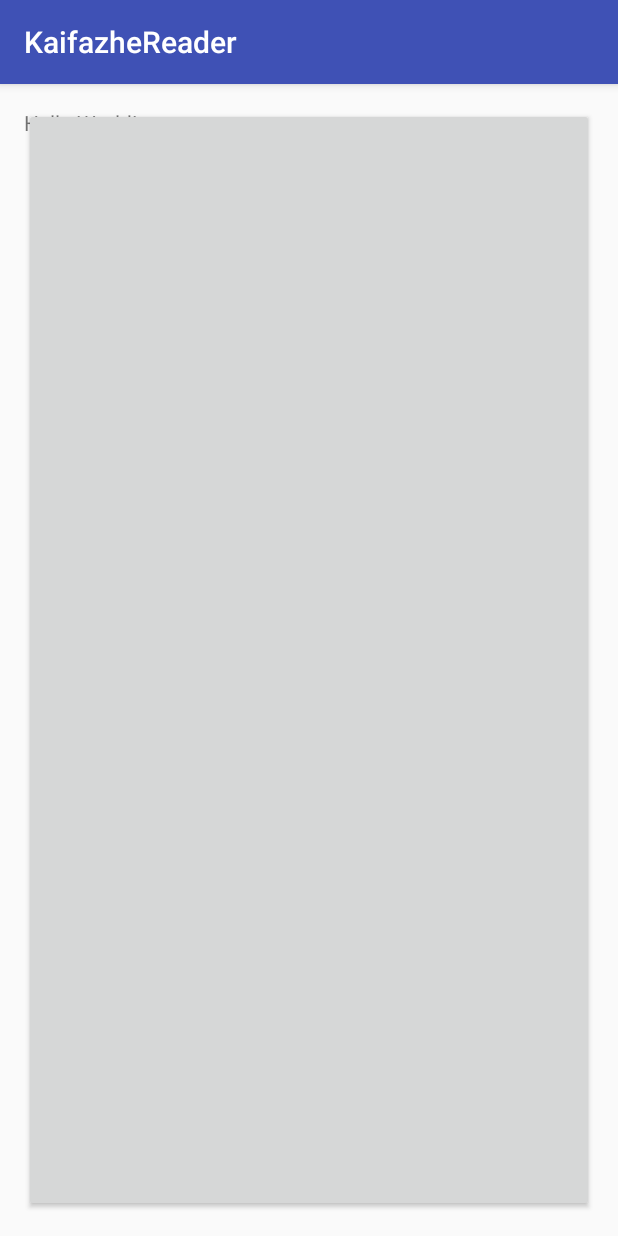
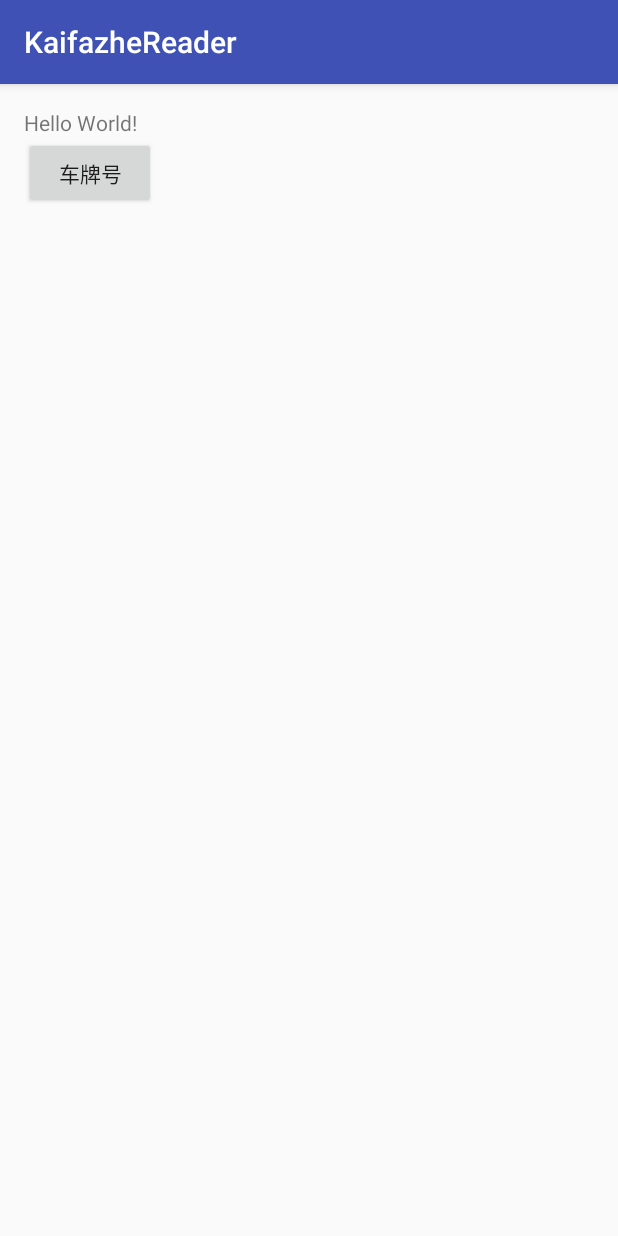
Before and after one commit to ZZeroGeek/KaifazheReader, an Android app: the screen it shows after launch (MainActivity), on a phone screen of 412 x 824 dp. Run offline under Robolectric (Android 15) with nearby library versions, the phone set to English and light mode, and no system bars.

Commit message:
Rejected commit: Default

```diff
--- a/app/src/main/java/org/zreo/kaifazhereader/MainActivity.java
+++ b/app/src/main/java/org/zreo/kaifazhereader/MainActivity.java
@@ -2,6 +2,7 @@ package org.zreo.kaifazhereader;
 
 import android.support.v7.app.AppCompatActivity;
 import android.os.Bundle;
+import android.view.View;
 
 public class MainActivity extends AppCompatActivity {
 
@@ -10,4 +11,7 @@ public class MainActivity extends AppCompatActivity {
         super.onCreate(savedInstanceState);
         setContentView(R.layout.activity_main);
     }
+    public void click(View v){
+
+    }
 }
--- a/app/src/main/res/layout/activity_main.xml
+++ b/app/src/main/res/layout/activity_main.xml
@@ -12,8 +12,15 @@
     <TextView
         android:layout_width="wrap_content"
         android:layout_height="wrap_content"
-        android:text="Hello World!" />
+        android:text="Hello World!"
+        android:id="@+id/textView" />
+
     <Button
-        android:layout_width="match_parent"
-        android:layout_height="match_parent" />
+        android:layout_width="wrap_content"
+        android:layout_height="wrap_content"
+        android:text="车牌号"
+        android:layout_below="@+id/textView"
+        android:onClick="click"
+     />
+
 </RelativeLayout>
```
